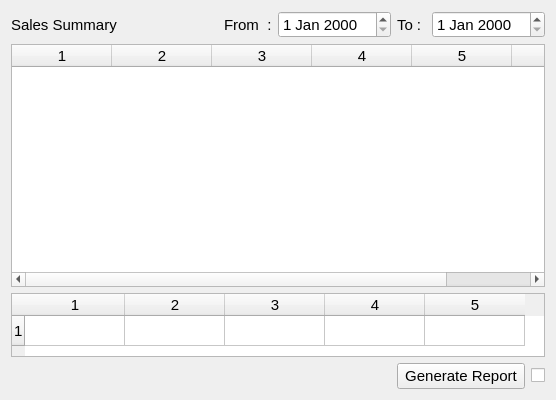
Above: estorecpp/salesummary.ui from Watti/estorecpp before the change. Below: the same form after it.
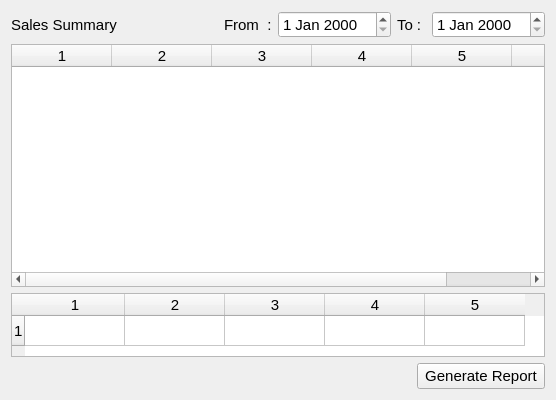
That is the form after the change. Icons and pictures are not drawn.

Diff of the .ui file:
```diff
--- a/estorecpp/salesummary.ui
+++ b/estorecpp/salesummary.ui
@@ -188,17 +188,6 @@
        </property>
       </widget>
      </item>
-     <item>
-      <widget class="QCheckBox" name="checkBox">
-       <property name="text">
-        <string/>
-       </property>
-       <property name="icon">
-        <iconset>
-         <normaloff>icons/print.png</normaloff>icons/print.png</iconset>
-       </property>
-      </widget>
-     </item>
     </layout>
    </item>
    <item>
```
